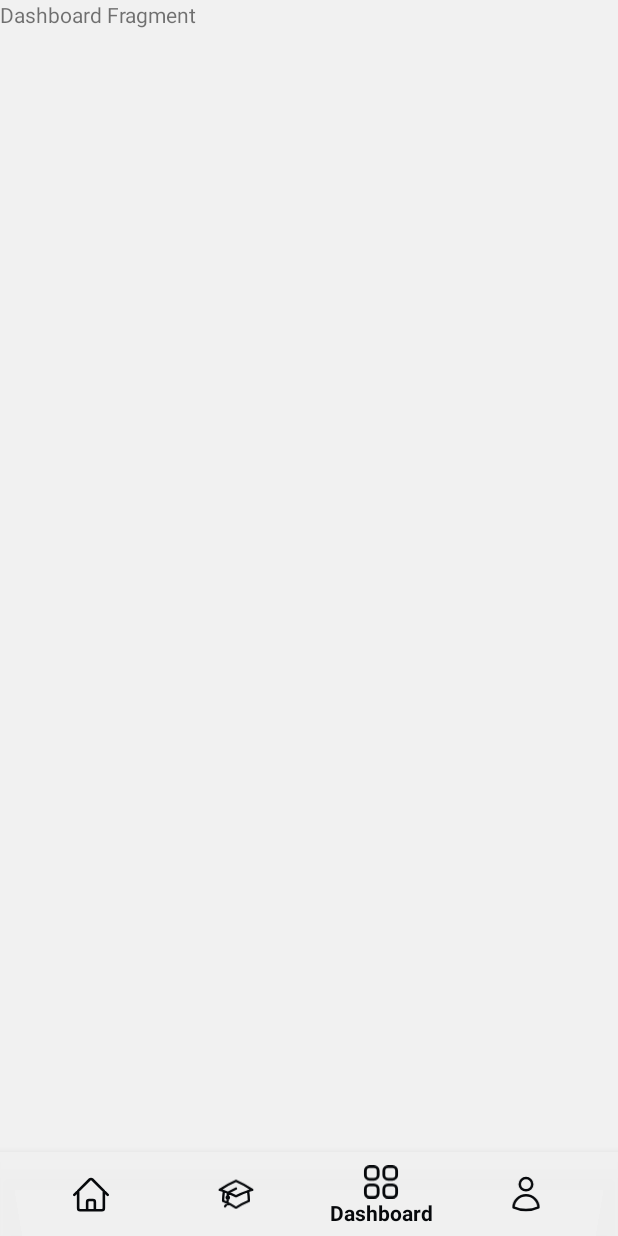
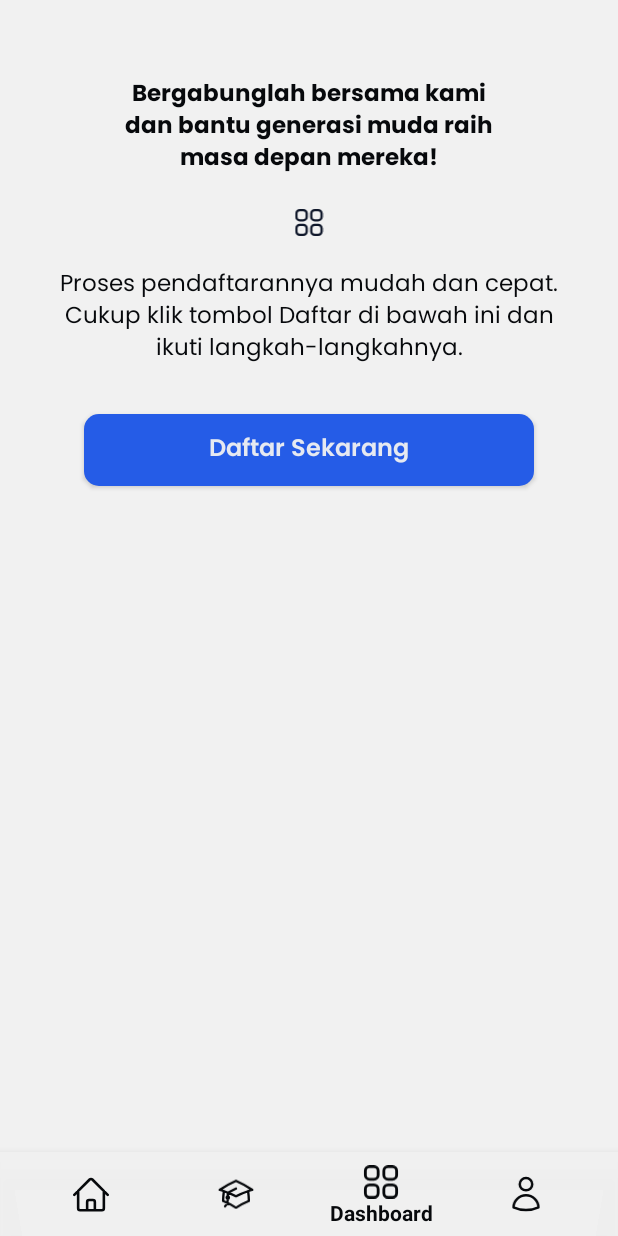
Before and after one commit to aanalma28/uas-android-project, an Android app: the MainActivity screen opened directly, with no data from a screen before it, item 3 of the bottom bar chosen, on a phone screen of 412 x 824 dp. Run offline under Robolectric (Android 15) with nearby library versions, the phone set to English and light mode, and no system bars; our stand-ins replace Firebase (no records; nobody signed in at launch, a user with empty details on screens opened directly).

Commit message:
create dashboard interface

```diff
--- a/app/src/main/res/layout/activity_landing.xml
+++ b/app/src/main/res/layout/activity_landing.xml
@@ -62,6 +62,7 @@
         android:layout_centerHorizontal="true"
         android:background="@drawable/button_shape"
         android:textColor="@color/white"
+        android:textAllCaps="false"
         android:fontFamily="@font/poppinssemibold"
         android:textSize="16dp"/>
 
--- a/app/src/main/res/layout/fragment_dashboard.xml
+++ b/app/src/main/res/layout/fragment_dashboard.xml
@@ -6,9 +6,56 @@
     tools:context=".DashboardFragment">
 
     <!-- TODO: Update blank fragment layout -->
-    <TextView
+    <LinearLayout
         android:layout_width="match_parent"
         android:layout_height="match_parent"
-        android:text="Dashboard Fragment" />
+        android:orientation="vertical"
+        android:layout_marginTop="50dp"
+        android:layout_marginLeft="30dp"
+        android:layout_marginRight="30dp">
+
+        <TextView
+            android:layout_width="wrap_content"
+            android:layout_height="wrap_content"
+            android:text="@string/dashboard_txt"
+            android:gravity="center"
+            android:textSize="15sp"
+            android:textStyle="bold"
+            android:fontFamily="@font/poppinsbold"
+            android:textColor="@color/black"
+            android:layout_marginLeft="50dp"
+            android:layout_marginRight="50dp"
+            android:layout_marginBottom="20dp"/>
+
+        <ImageView
+            android:layout_width="match_parent"
+            android:layout_height="wrap_content"
+            android:src="@drawable/dashboard"/>
+
+        <TextView
+            android:layout_width="wrap_content"
+            android:layout_height="wrap_content"
+            android:text="@string/dashboard_txt2"
+            android:gravity="center"
+            android:textSize="15sp"
+            android:fontFamily="@font/poppinsregular"
+            android:textColor="@color/black"
+            android:layout_marginBottom="30dp"
+            android:layout_marginTop="20dp"/>
+
+        <Button
+            android:id="@+id/btn_login"
+            android:layout_width="300dp"
+            android:layout_height="wrap_content"
+            android:layout_gravity="center"
+            android:text="@string/dashboard_btn"
+            android:layout_centerHorizontal="true"
+            android:background="@drawable/button_shape"
+            android:textColor="@color/white"
+            android:textAllCaps="false"
+            android:fontFamily="@font/poppinssemibold"
+            android:textSize="16dp"/>
+
+    </LinearLayout>
 
 </FrameLayout>
--- a/app/src/main/res/values/strings.xml
+++ b/app/src/main/res/values/strings.xml
@@ -8,4 +8,11 @@
     <string name="nama_anda">Nama Anda</string>
     <string name="konfirmasi_password">Konfirmasi password</string>
     <string name="sudah_punya_akun">Sudah punya akun?</string>
+    <string name="dashboard_txt">
+        Bergabunglah bersama kami dan bantu generasi muda raih masa depan mereka!
+    </string>
+    <string name="dashboard_txt2">
+        Proses pendaftarannya mudah dan cepat. Cukup klik tombol "Daftar" di bawah ini dan ikuti langkah-langkahnya.
+    </string>
+    <string name="dashboard_btn">Daftar Sekarang</string>
 </resources>
--- a/app/src/main/res/values/styles.xml
+++ b/app/src/main/res/values/styles.xml
@@ -1,6 +1,6 @@
 <?xml version="1.0" encoding="utf-8"?>
 <resources>
-    <style name="Theme.UASProject" parent="Theme.AppCompat.Light.NoActionBar">
+    <style name="Theme.UASProject" parent="Theme.AppCompat.DayNight.NoActionBar">
 
     </style>
 </resources>
```
Also changed, not shown: app/src/main/res/drawable/dashboard.png (added).
